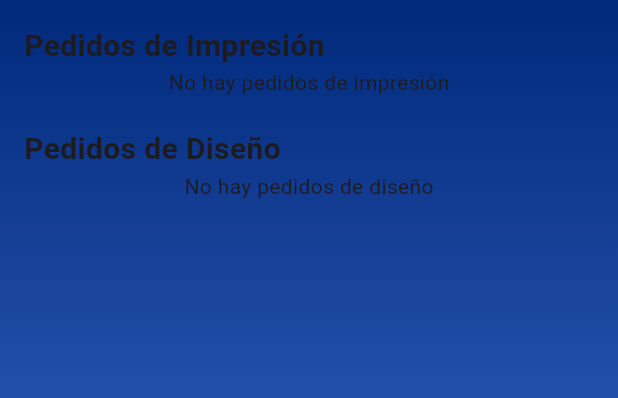
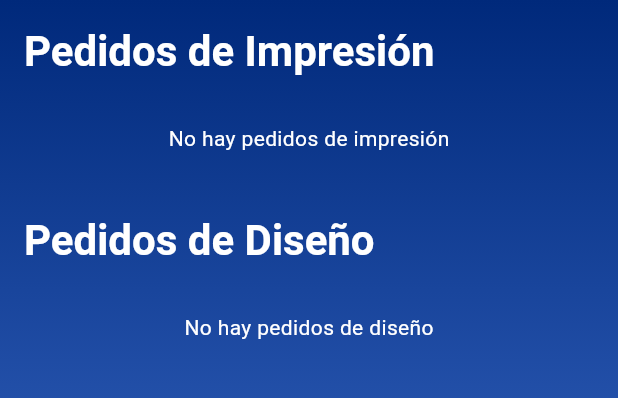
Before and after one commit to ChrisAlegria/Noi-Design, a Flutter app: the OrdersPage screen opened directly, on a phone screen of 412 x 824 dp, the part 84-482 px from its top. Run offline on Flutter 3.47's test engine with Material 3 defaults, Android fonts, the phone set to English and light mode, and no system bars; our stand-ins replace file_picker, font_awesome_flutter; accounts and stored records are empty; network calls fail.

Commit message:
Fix: Final Details

```diff
--- a/lib/pages/orders_page.dart
+++ b/lib/pages/orders_page.dart
@@ -72,18 +72,28 @@ class OrdersPage extends StatelessWidget {
               child: Column(
                 crossAxisAlignment: CrossAxisAlignment.start,
                 children: [
-                  const Text(
+                  Text(
                     'Pedidos de Impresión',
-                    style: TextStyle(fontSize: 20, fontWeight: FontWeight.bold),
+                    style: Theme.of(context).textTheme.headlineMedium?.copyWith(
+                          color: Colors.white,
+                          fontWeight: FontWeight.bold,
+                        ),
                   ),
-                  // Lista de pedidos de impresión
+                  const SizedBox(height: 10),
                   if (printService.prints.isEmpty)
-                    const Center(child: Text("No hay pedidos de impresión"))
+                    const Center(
+                      child: Padding(
+                        padding: EdgeInsets.symmetric(vertical: 20.0),
+                        child: Text(
+                          "No hay pedidos de impresión",
+                          style: TextStyle(color: Colors.white),
+                        ),
+                      ),
+                    )
                   else
                     ListView.builder(
                       shrinkWrap: true,
-                      physics:
-                          const NeverScrollableScrollPhysics(), // Evita que se desplace
+                      physics: const NeverScrollableScrollPhysics(),
                       itemCount: printService.prints
                           .where((p) => p.userEmail == userEmail)
                           .length,
@@ -94,7 +104,11 @@ class OrdersPage extends StatelessWidget {
                         return Card(
                           margin: const EdgeInsets.symmetric(vertical: 8),
                           child: ListTile(
-                            title: Text(printOrder.titulo),
+                            title: Text(
+                              printOrder.titulo,
+                              style: TextStyle(
+                                  color: Color.fromRGBO(0, 56, 165, 1)),
+                            ),
                             subtitle: Column(
                               crossAxisAlignment: CrossAxisAlignment.start,
                               children: [
@@ -130,18 +144,28 @@ class OrdersPage extends StatelessWidget {
                       },
                     ),
                   const SizedBox(height: 20),
-                  const Text(
+                  Text(
                     'Pedidos de Diseño',
-                    style: TextStyle(fontSize: 20, fontWeight: FontWeight.bold),
+                    style: Theme.of(context).textTheme.headlineMedium?.copyWith(
+                          color: Colors.white,
+                          fontWeight: FontWeight.bold,
+                        ),
                   ),
-                  // Lista de pedidos de diseño
+                  const SizedBox(height: 10),
                   if (designService.design.isEmpty)
-                    const Center(child: Text("No hay pedidos de diseño"))
+                    const Center(
+                      child: Padding(
+                        padding: EdgeInsets.symmetric(vertical: 20.0),
+                        child: Text(
+                          "No hay pedidos de diseño",
+                          style: TextStyle(color: Colors.white),
+                        ),
+                      ),
+                    )
                   else
                     ListView.builder(
                       shrinkWrap: true,
-                      physics:
-                          const NeverScrollableScrollPhysics(), // Evita que se desplace
+                      physics: const NeverScrollableScrollPhysics(),
                       itemCount: designService.design
                           .where((d) => d.userEmail == userEmail)
                           .length,
@@ -152,7 +176,11 @@ class OrdersPage extends StatelessWidget {
                         return Card(
                           margin: const EdgeInsets.symmetric(vertical: 8),
                           child: ListTile(
-                            title: Text(designOrder.titulo),
+                            title: Text(
+                              designOrder.titulo,
+                              style: TextStyle(
+                                  color: Color.fromRGBO(0, 56, 165, 1)),
+                            ),
                             subtitle: Column(
                               crossAxisAlignment: CrossAxisAlignment.start,
                               children: [
```
